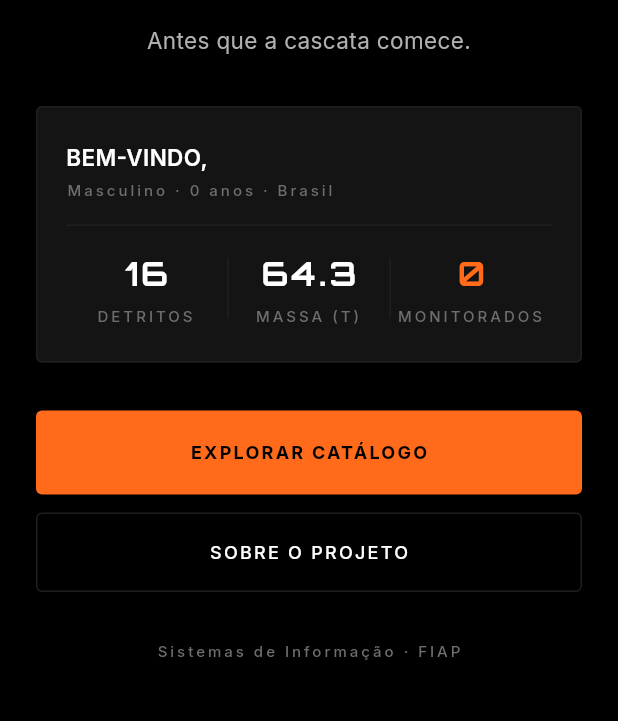
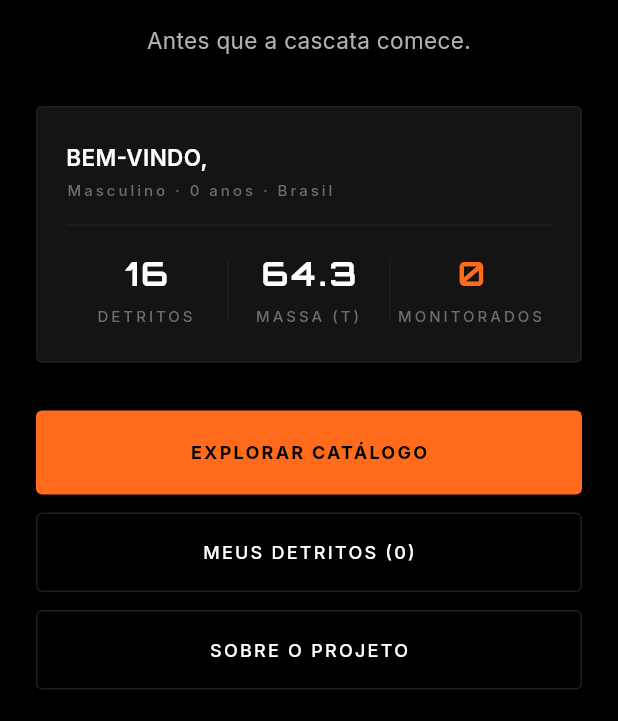
Before and after one commit to victoruizz/flutter_globalsolution_kessler, a Flutter app: the HomeScreen screen opened directly, on a phone screen of 412 x 824 dp, the part 515-1236 px from its top. Run offline on Flutter 3.47's test engine with Material 3 defaults, Android fonts, the phone set to English and light mode, and no system bars; our stand-ins replace google_fonts; accounts and stored records are empty.

Commit message:
feat: adiciona tela de detritos salvos a partir do monitoramento

```diff
--- a/lib/screens/home_screen.dart
+++ b/lib/screens/home_screen.dart
@@ -9,6 +9,7 @@ import '../widgets/orbital_decoration.dart';
 import '../widgets/primary_button.dart';
 import 'about_screen.dart';
 import 'catalog_screen.dart';
+import 'saved_screen.dart';
 
 class HomeScreen extends StatelessWidget {
   const HomeScreen({super.key});
@@ -167,6 +168,33 @@ class HomeScreen extends StatelessWidget {
                 onPressed: () {
                   Navigator.of(context).push(
                     MaterialPageRoute<void>(
+                      builder: (_) => const SavedScreen(),
+                    ),
+                  );
+                },
+                style: OutlinedButton.styleFrom(
+                  foregroundColor: AppColors.textPrimary,
+                  side: const BorderSide(
+                    color: AppColors.spaceBorder,
+                    width: 1,
+                  ),
+                  padding: const EdgeInsets.symmetric(vertical: 18),
+                  shape: const RoundedRectangleBorder(
+                    borderRadius: BorderRadius.all(Radius.circular(4)),
+                  ),
+                ),
+                child: Text(
+                  'MEUS DETRITOS ($monitoredCount)',
+                  style: AppTypography.labelLarge().copyWith(
+                    color: AppColors.textPrimary,
+                  ),
+                ),
+              ),
+              const SizedBox(height: 12),
+              OutlinedButton(
+                onPressed: () {
+                  Navigator.of(context).push(
+                    MaterialPageRoute<void>(
                       builder: (_) => const AboutScreen(),
                     ),
                   );
```
Also changed, not shown: lib/screens/saved_screen.dart (added, +150 -0 lines).
